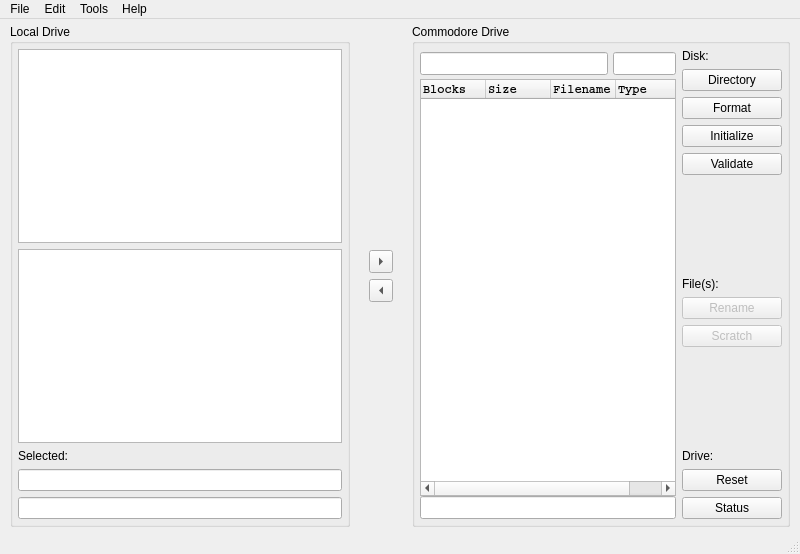
First picture: the form in filewindow.ui, repository mveinot/QtCBM, before the edit.
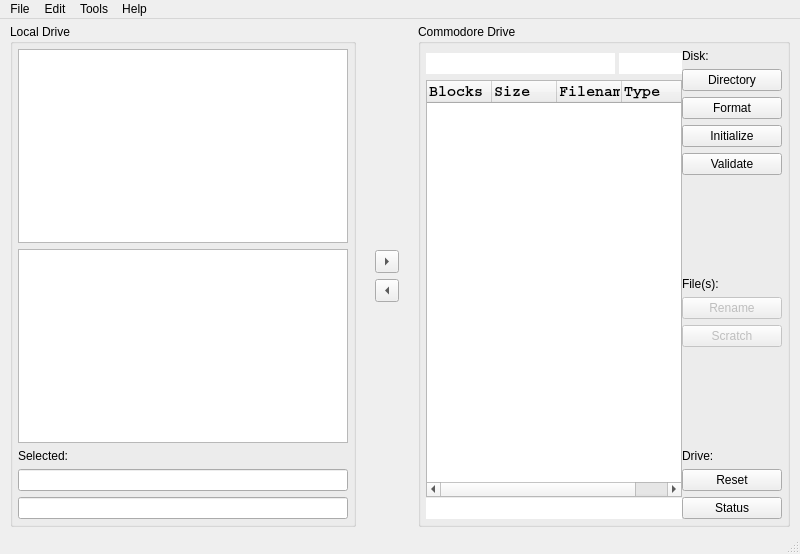
Second picture: the form after the edit. Icons and pictures are not drawn.

Commit message: Use C64 font for the CBM widgets Use C64 colors

```diff
--- a/filewindow.ui
+++ b/filewindow.ui
@@ -303,6 +303,9 @@
          </property>
          <item>
           <layout class="QHBoxLayout" name="horizontalLayout_5">
+           <property name="spacing">
+            <number>0</number>
+           </property>
            <item>
             <widget class="QFrame" name="frame_4">
              <property name="frameShape">
@@ -330,7 +333,7 @@
               <item>
                <layout class="QVBoxLayout" name="verticalLayout_3">
                 <property name="spacing">
-                 <number>0</number>
+                 <number>1</number>
                 </property>
                 <item>
                  <widget class="QFrame" name="frame_6">
@@ -371,7 +374,10 @@
                       <enum>QLayout::SetNoConstraint</enum>
                      </property>
                      <property name="horizontalSpacing">
-                      <number>5</number>
+                      <number>4</number>
+                     </property>
+                     <property name="verticalSpacing">
+                      <number>0</number>
                      </property>
                      <item row="0" column="1">
                       <widget class="QLineEdit" name="diskId">
@@ -395,6 +401,9 @@
                          <kerning>false</kerning>
                         </font>
                        </property>
+                       <property name="frame">
+                        <bool>false</bool>
+                       </property>
                        <property name="readOnly">
                         <bool>true</bool>
                        </property>
@@ -416,6 +425,9 @@
                          <kerning>false</kerning>
                         </font>
                        </property>
+                       <property name="frame">
+                        <bool>false</bool>
+                       </property>
                        <property name="readOnly">
                         <bool>true</bool>
                        </property>
@@ -431,6 +443,7 @@
                   <property name="font">
                    <font>
                     <family>Courier</family>
+                    <pointsize>11</pointsize>
                     <weight>75</weight>
                     <bold>true</bold>
                     <kerning>false</kerning>
@@ -489,6 +502,9 @@
                     <kerning>false</kerning>
                    </font>
                   </property>
+                  <property name="frame">
+                   <bool>false</bool>
+                  </property>
                   <property name="readOnly">
                    <bool>true</bool>
                   </property>
```
The commit also changes 1 other file.
